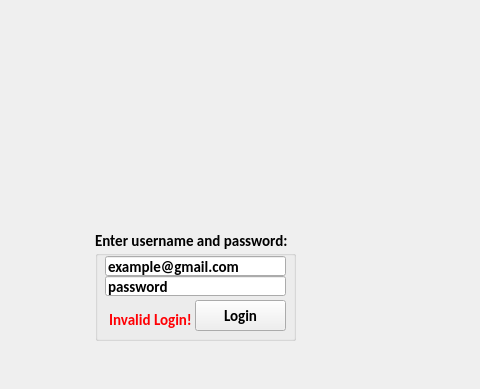
First picture: the form in QtCafeWorkforceManager/AuthWindow.ui, repository wreathe-unreal/CSIT314-Project, before the edit; both pictures show x 185 to 665 and y 0 to 389 of the 763 by 389 pixel window.
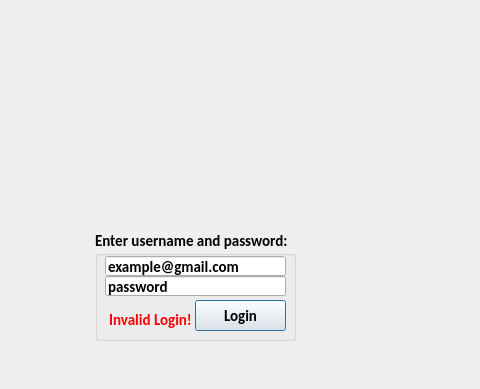
Second picture: the form after the edit. Icons and pictures are not drawn.

The edit to the form file:
```diff
--- a/QtCafeWorkforceManager/AuthWindow.ui
+++ b/QtCafeWorkforceManager/AuthWindow.ui
@@ -91,6 +91,12 @@
      <property name="text">
       <string>Login</string>
      </property>
+     <property name="autoDefault">
+      <bool>true</bool>
+     </property>
+     <property name="default">
+      <bool>true</bool>
+     </property>
     </widget>
     <widget class="QLabel" name="InvalidLoginLabel">
      <property name="enabled">
```
